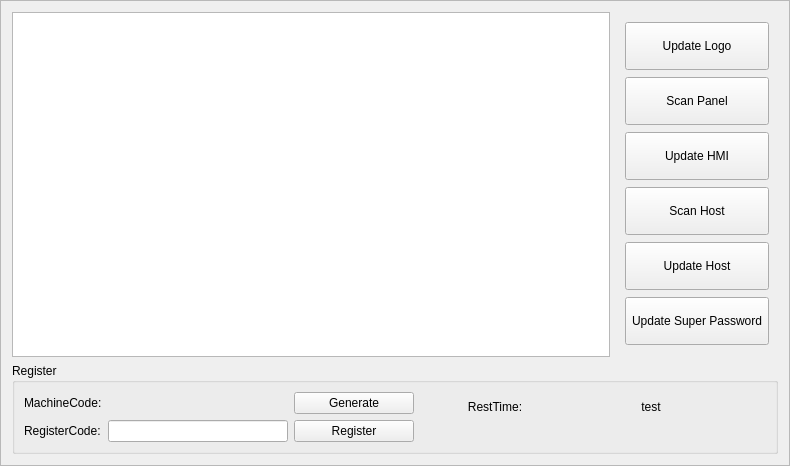
Qt form hcmaintains/icupdatesystempage.ui (GaussCheng/2-5AxisPunch) before a commit.
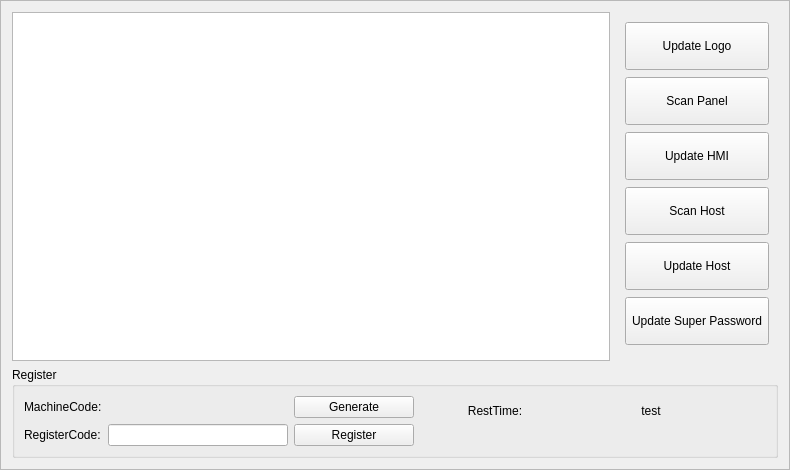
The same form after that commit. Custom widgets are drawn as their Qt base class.

Patch:
```diff
--- a/hcmaintains/icupdatesystempage.ui
+++ b/hcmaintains/icupdatesystempage.ui
@@ -7,7 +7,7 @@
     <x>0</x>
     <y>0</y>
     <width>790</width>
-    <height>466</height>
+    <height>470</height>
    </rect>
   </property>
   <property name="sizePolicy">
```
Left out of the diff: 3 changed lines with no effect on the pictures.
